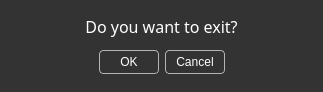
Before: the Qt Designer form multibench/widgets/quitdialog.ui in IlyaZh/Maiman-MCBS, drawn with Qt 5.
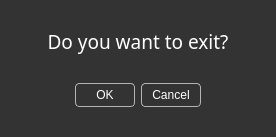
After: the same form once the commit is applied.

Patch:
```diff
--- a/multibench/widgets/quitdialog.ui
+++ b/multibench/widgets/quitdialog.ui
@@ -9,16 +9,28 @@
    <rect>
     <x>0</x>
     <y>0</y>
-    <width>323</width>
-    <height>92</height>
+    <width>276</width>
+    <height>137</height>
    </rect>
   </property>
   <property name="sizePolicy">
-   <sizepolicy hsizetype="Fixed" vsizetype="Fixed">
+   <sizepolicy hsizetype="Fixed" vsizetype="Minimum">
     <horstretch>0</horstretch>
     <verstretch>0</verstretch>
    </sizepolicy>
   </property>
+  <property name="minimumSize">
+   <size>
+    <width>276</width>
+    <height>137</height>
+   </size>
+  </property>
+  <property name="maximumSize">
+   <size>
+    <width>276</width>
+    <height>137</height>
+   </size>
+  </property>
   <property name="windowTitle">
    <string>Dialog</string>
   </property>
@@ -43,30 +55,39 @@
    <bool>true</bool>
   </property>
   <layout class="QVBoxLayout" name="verticalLayout">
+   <property name="spacing">
+    <number>0</number>
+   </property>
    <property name="leftMargin">
     <number>18</number>
    </property>
    <property name="topMargin">
-    <number>9</number>
+    <number>0</number>
    </property>
    <property name="rightMargin">
     <number>18</number>
    </property>
    <property name="bottomMargin">
-    <number>12</number>
+    <number>0</number>
    </property>
    <item>
     <widget class="QLabel" name="label">
      <property name="sizePolicy">
-      <sizepolicy hsizetype="MinimumExpanding" vsizetype="Maximum">
+      <sizepolicy hsizetype="MinimumExpanding" vsizetype="Fixed">
        <horstretch>0</horstretch>
        <verstretch>0</verstretch>
       </sizepolicy>
      </property>
+     <property name="maximumSize">
+      <size>
+       <width>16777215</width>
+       <height>27</height>
+      </size>
+     </property>
      <property name="font">
       <font>
-       <family>Share Tech Mono</family>
-       <pointsize>12</pointsize>
+       <family>Poppins</family>
+       <pointsize>14</pointsize>
       </font>
      </property>
      <property name="styleSheet">
```
